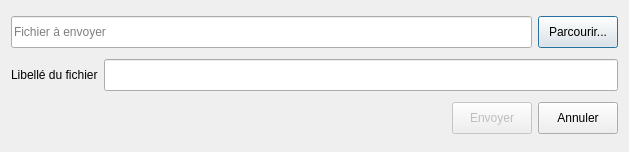
This is client/src/dialogs/FileUploaderDialog.ui in introlab/openteraplus as Qt 5 draws it before an edit. The edited form follows.
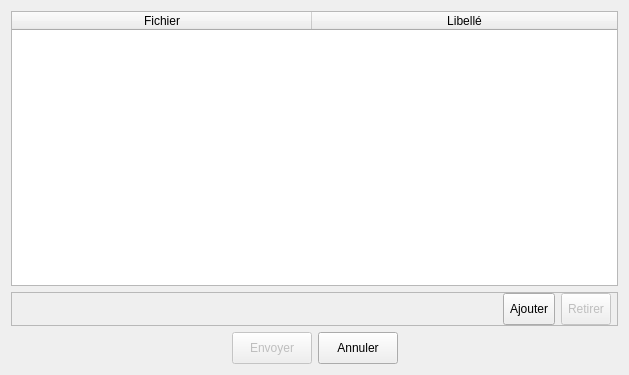
This is the edited form. Icons and pictures are not drawn.

Commit message: Updated FileUploaderDialog to allow to select multiple files at once.

Patch:
```diff
--- a/client/src/dialogs/FileUploaderDialog.ui
+++ b/client/src/dialogs/FileUploaderDialog.ui
@@ -7,7 +7,7 @@
     <x>0</x>
     <y>0</y>
     <width>629</width>
-    <height>152</height>
+    <height>375</height>
    </rect>
   </property>
   <property name="windowTitle">
@@ -15,25 +15,64 @@
   </property>
   <layout class="QVBoxLayout" name="verticalLayout">
    <item>
-    <layout class="QHBoxLayout" name="horizontalLayout">
-     <item>
-      <widget class="QLineEdit" name="txtFilePath">
-       <property name="minimumSize">
-        <size>
-         <width>0</width>
-         <height>32</height>
-        </size>
-       </property>
-       <property name="readOnly">
+    <widget class="QTableWidget" name="tableFiles">
+     <property name="selectionBehavior">
+      <enum>QAbstractItemView::SelectRows</enum>
+     </property>
+     <attribute name="horizontalHeaderDefaultSectionSize">
+      <number>300</number>
+     </attribute>
+     <attribute name="horizontalHeaderStretchLastSection">
         <bool>true</bool>
-       </property>
-       <property name="placeholderText">
-        <string>Fichier à envoyer</string>
-       </property>
+     </attribute>
+     <column>
+      <property name="text">
+       <string>Fichier</string>
+      </property>
+     </column>
+     <column>
+      <property name="text">
+       <string>Libellé</string>
+      </property>
+     </column>
       </widget>
      </item>
      <item>
-      <widget class="QPushButton" name="btnBrowse">
+    <widget class="QFrame" name="frameButtons">
+     <property name="frameShape">
+      <enum>QFrame::StyledPanel</enum>
+     </property>
+     <property name="frameShadow">
+      <enum>QFrame::Raised</enum>
+     </property>
+     <layout class="QHBoxLayout" name="horizontalLayout">
+      <property name="leftMargin">
+       <number>6</number>
+      </property>
+      <property name="topMargin">
+       <number>0</number>
+      </property>
+      <property name="rightMargin">
+       <number>6</number>
+      </property>
+      <property name="bottomMargin">
+       <number>0</number>
+      </property>
+      <item>
+       <spacer name="horizontalSpacer_2">
+        <property name="orientation">
+         <enum>Qt::Horizontal</enum>
+        </property>
+        <property name="sizeHint" stdset="0">
+         <size>
+          <width>518</width>
+          <height>20</height>
+         </size>
+        </property>
+       </spacer>
+      </item>
+      <item>
+       <widget class="QToolButton" name="btnAddFile">
        <property name="minimumSize">
         <size>
          <width>0</width>
@@ -44,36 +83,51 @@
         <cursorShape>PointingHandCursor</cursorShape>
        </property>
        <property name="text">
-        <string>Parcourir...</string>
+         <string>Ajouter</string>
        </property>
        <property name="icon">
         <iconset resource="../../resources/TeraClient.qrc">
-         <normaloff>:/icons/search.png</normaloff>:/icons/search.png</iconset>
-       </property>
-      </widget>
-     </item>
-    </layout>
-   </item>
-   <item>
-    <layout class="QHBoxLayout" name="horizontalLayout_2">
-     <item>
-      <widget class="QLabel" name="lblLabel">
-       <property name="text">
-        <string>Libellé du fichier</string>
+          <normaloff>:/icons/new.png</normaloff>:/icons/new.png</iconset>
+        </property>
+        <property name="iconSize">
+         <size>
+          <width>24</width>
+          <height>24</height>
+         </size>
        </property>
       </widget>
      </item>
      <item>
-      <widget class="QLineEdit" name="txtFileLabel">
+       <widget class="QToolButton" name="btnRemove">
+        <property name="enabled">
+         <bool>false</bool>
+        </property>
        <property name="minimumSize">
         <size>
          <width>0</width>
          <height>32</height>
         </size>
        </property>
+        <property name="cursor">
+         <cursorShape>PointingHandCursor</cursorShape>
+        </property>
+        <property name="text">
+         <string>Retirer</string>
+        </property>
+        <property name="icon">
+         <iconset resource="../../resources/TeraClient.qrc">
+          <normaloff>:/icons/delete_old.png</normaloff>:/icons/delete_old.png</iconset>
+        </property>
+        <property name="iconSize">
+         <size>
+          <width>24</width>
+          <height>24</height>
+         </size>
+        </property>
       </widget>
      </item>
     </layout>
+    </widget>
    </item>
    <item>
     <layout class="QHBoxLayout" name="horizontalLayout_3">
@@ -145,6 +199,19 @@
        </property>
       </widget>
      </item>
+     <item>
+      <spacer name="horizontalSpacer_3">
+       <property name="orientation">
+        <enum>Qt::Horizontal</enum>
+       </property>
+       <property name="sizeHint" stdset="0">
+        <size>
+         <width>40</width>
+         <height>20</height>
+        </size>
+       </property>
+      </spacer>
+     </item>
     </layout>
    </item>
   </layout>
```
Lines whose indentation alone changed are shown as unchanged. The commit also changes 3 other files.
